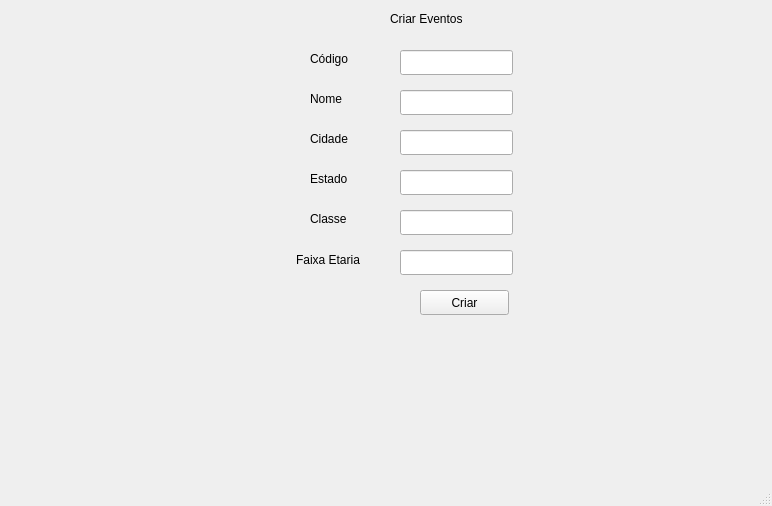
First picture: the form in ui/viewEventos.ui, repository PedroAugustoRamalhoDuarte/Trabalho-TP1, before the edit.
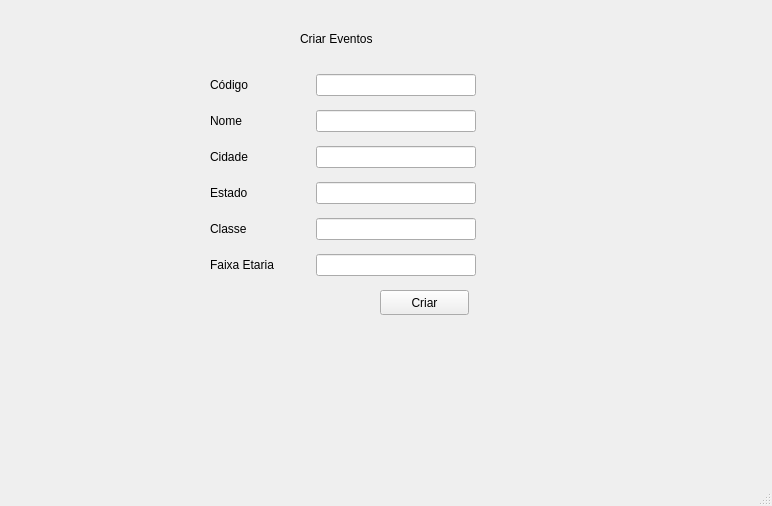
Second picture: the form after the edit. The open tabs and pages were chosen to show the change.

Commit message: Help e Check - evento e apresentação

Diff of the .ui file:
```diff
--- a/ui/viewEventos.ui
+++ b/ui/viewEventos.ui
@@ -17,8 +17,8 @@
    <widget class="QStackedWidget" name="stackedWidget">
     <property name="geometry">
      <rect>
-      <x>0</x>
-      <y>0</y>
+      <x>-90</x>
+      <y>20</y>
       <width>761</width>
       <height>411</height>
      </rect>
@@ -260,149 +260,11 @@
      </widget>
     </widget>
     <widget class="QWidget" name="page_3">
-     <widget class="QLineEdit" name="clineCodigo">
-      <property name="geometry">
-       <rect>
-        <x>400</x>
-        <y>50</y>
-        <width>113</width>
-        <height>25</height>
-       </rect>
-      </property>
-     </widget>
-     <widget class="QLineEdit" name="clineNome">
-      <property name="geometry">
-       <rect>
-        <x>400</x>
-        <y>90</y>
-        <width>113</width>
-        <height>25</height>
-       </rect>
-      </property>
-     </widget>
-     <widget class="QLineEdit" name="clineCidade">
-      <property name="geometry">
-       <rect>
-        <x>400</x>
-        <y>130</y>
-        <width>113</width>
-        <height>25</height>
-       </rect>
-      </property>
-     </widget>
-     <widget class="QLabel" name="label_3">
-      <property name="geometry">
-       <rect>
-        <x>310</x>
-        <y>50</y>
-        <width>67</width>
-        <height>17</height>
-       </rect>
-      </property>
-      <property name="text">
-       <string>Código</string>
-      </property>
-     </widget>
-     <widget class="QLabel" name="label_4">
-      <property name="geometry">
-       <rect>
-        <x>310</x>
-        <y>90</y>
-        <width>67</width>
-        <height>17</height>
-       </rect>
-      </property>
-      <property name="text">
-       <string>Nome</string>
-      </property>
-     </widget>
-     <widget class="QLabel" name="label_5">
-      <property name="geometry">
-       <rect>
-        <x>310</x>
-        <y>130</y>
-        <width>67</width>
-        <height>17</height>
-       </rect>
-      </property>
-      <property name="text">
-       <string>Cidade</string>
-      </property>
-     </widget>
-     <widget class="QLineEdit" name="clineEstado">
-      <property name="geometry">
-       <rect>
-        <x>400</x>
-        <y>170</y>
-        <width>113</width>
-        <height>25</height>
-       </rect>
-      </property>
-     </widget>
-     <widget class="QLabel" name="label_6">
-      <property name="geometry">
-       <rect>
-        <x>310</x>
-        <y>170</y>
-        <width>67</width>
-        <height>17</height>
-       </rect>
-      </property>
-      <property name="text">
-       <string>Estado</string>
-      </property>
-     </widget>
-     <widget class="QLineEdit" name="clineClasse">
-      <property name="geometry">
-       <rect>
-        <x>400</x>
-        <y>210</y>
-        <width>113</width>
-        <height>25</height>
-       </rect>
-      </property>
-     </widget>
-     <widget class="QLabel" name="label_7">
-      <property name="geometry">
-       <rect>
-        <x>310</x>
-        <y>210</y>
-        <width>67</width>
-        <height>17</height>
-       </rect>
-      </property>
-      <property name="text">
-       <string>Classe</string>
-      </property>
-     </widget>
-     <widget class="QLineEdit" name="clineFaixa">
-      <property name="geometry">
-       <rect>
-        <x>400</x>
-        <y>250</y>
-        <width>113</width>
-        <height>25</height>
-       </rect>
-      </property>
-     </widget>
-     <widget class="QLabel" name="label_8">
-      <property name="geometry">
-       <rect>
-        <x>296</x>
-        <y>250</y>
-        <width>81</width>
-        <height>20</height>
-       </rect>
-      </property>
-      <property name="text">
-       <string>Faixa Etaria</string>
-      </property>
-     </widget>
      <widget class="QPushButton" name="btnCriarEvento">
       <property name="geometry">
        <rect>
-        <x>420</x>
-        <y>290</y>
+        <x>470</x>
+        <y>270</y>
         <width>89</width>
         <height>25</height>
        </rect>
@@ -424,6 +286,198 @@
        <string>Criar Eventos</string>
       </property>
      </widget>
+     <widget class="QWidget" name="">
+      <property name="geometry">
+       <rect>
+        <x>300</x>
+        <y>50</y>
+        <width>279</width>
+        <height>212</height>
+       </rect>
+      </property>
+      <layout class="QGridLayout" name="gridLayout_2">
+       <item row="0" column="0">
+        <widget class="QLabel" name="label_3">
+         <property name="text">
+          <string>Código</string>
+         </property>
+        </widget>
+       </item>
+       <item row="0" column="1">
+        <widget class="QLabel" name="helpCodigo">
+         <property name="minimumSize">
+          <size>
+           <width>30</width>
+           <height>30</height>
+          </size>
+         </property>
+         <property name="text">
+          <string/>
+         </property>
+        </widget>
+       </item>
+       <item row="0" column="2">
+        <widget class="QLineEdit" name="clineCodigo"/>
+       </item>
+       <item row="0" column="3">
+        <widget class="QLabel" name="checkCodigo">
+         <property name="text">
+          <string/>
+         </property>
+        </widget>
+       </item>
+       <item row="1" column="0">
+        <widget class="QLabel" name="label_4">
+         <property name="text">
+          <string>Nome</string>
+         </property>
+        </widget>
+       </item>
+       <item row="1" column="1">
+        <widget class="QLabel" name="helpNome">
+         <property name="minimumSize">
+          <size>
+           <width>30</width>
+           <height>30</height>
+          </size>
+         </property>
+         <property name="text">
+          <string/>
+         </property>
+        </widget>
+       </item>
+       <item row="1" column="2">
+        <widget class="QLineEdit" name="clineNome"/>
+       </item>
+       <item row="1" column="3">
+        <widget class="QLabel" name="checkNome">
+         <property name="text">
+          <string/>
+         </property>
+        </widget>
+       </item>
+       <item row="2" column="0">
+        <widget class="QLabel" name="label_5">
+         <property name="text">
+          <string>Cidade</string>
+         </property>
+        </widget>
+       </item>
+       <item row="2" column="1">
+        <widget class="QLabel" name="helpCidade">
+         <property name="minimumSize">
+          <size>
+           <width>30</width>
+           <height>30</height>
+          </size>
+         </property>
+         <property name="text">
+          <string/>
+         </property>
+        </widget>
+       </item>
+       <item row="2" column="2">
+        <widget class="QLineEdit" name="clineCidade"/>
+       </item>
+       <item row="2" column="3">
+        <widget class="QLabel" name="checkCidade">
+         <property name="text">
+          <string/>
+         </property>
+        </widget>
+       </item>
+       <item row="3" column="0">
+        <widget class="QLabel" name="label_6">
+         <property name="text">
+          <string>Estado</string>
+         </property>
+        </widget>
+       </item>
+       <item row="3" column="1">
+        <widget class="QLabel" name="helpEstado">
+         <property name="minimumSize">
+          <size>
+           <width>30</width>
+           <height>30</height>
+          </size>
+         </property>
+         <property name="text">
+          <string/>
+         </property>
+        </widget>
+       </item>
+       <item row="3" column="2">
+        <widget class="QLineEdit" name="clineEstado"/>
+       </item>
+       <item row="3" column="3">
+        <widget class="QLabel" name="checkEstado">
+         <property name="text">
+          <string/>
+         </property>
+        </widget>
+       </item>
+       <item row="4" column="0">
+        <widget class="QLabel" name="label_7">
+         <property name="text">
+          <string>Classe</string>
+         </property>
+        </widget>
+       </item>
+       <item row="4" column="1">
+        <widget class="QLabel" name="helpClasse">
+         <property name="minimumSize">
+          <size>
+           <width>30</width>
+           <height>30</height>
+          </size>
+         </property>
+         <property name="text">
+          <string/>
+         </property>
+        </widget>
+       </item>
+       <item row="4" column="2">
+        <widget class="QLineEdit" name="clineClasse"/>
+       </item>
+       <item row="4" column="3">
+        <widget class="QLabel" name="checkClasse">
+         <property name="text">
+          <string/>
+         </property>
+        </widget>
+       </item>
+       <item row="5" column="0">
+        <widget class="QLabel" name="label_8">
+         <property name="text">
+          <string>Faixa Etaria</string>
+         </property>
+        </widget>
+       </item>
+       <item row="5" column="1">
+        <widget class="QLabel" name="helpFaixa">
+         <property name="minimumSize">
+          <size>
+           <width>30</width>
+           <height>30</height>
+          </size>
+         </property>
+         <property name="text">
+          <string/>
+         </property>
+        </widget>
+       </item>
+       <item row="5" column="2">
+        <widget class="QLineEdit" name="clineFaixa"/>
+       </item>
+       <item row="5" column="3">
+        <widget class="QLabel" name="checkFaixa">
+         <property name="text">
+          <string/>
+         </property>
+        </widget>
+       </item>
+      </layout>
+     </widget>
     </widget>
     <widget class="QWidget" name="page_4">
      <widget class="QLabel" name="label_10">
```
Left out of the diff: 335 changed lines with no effect on the pictures. The commit also changes 5 other files.
